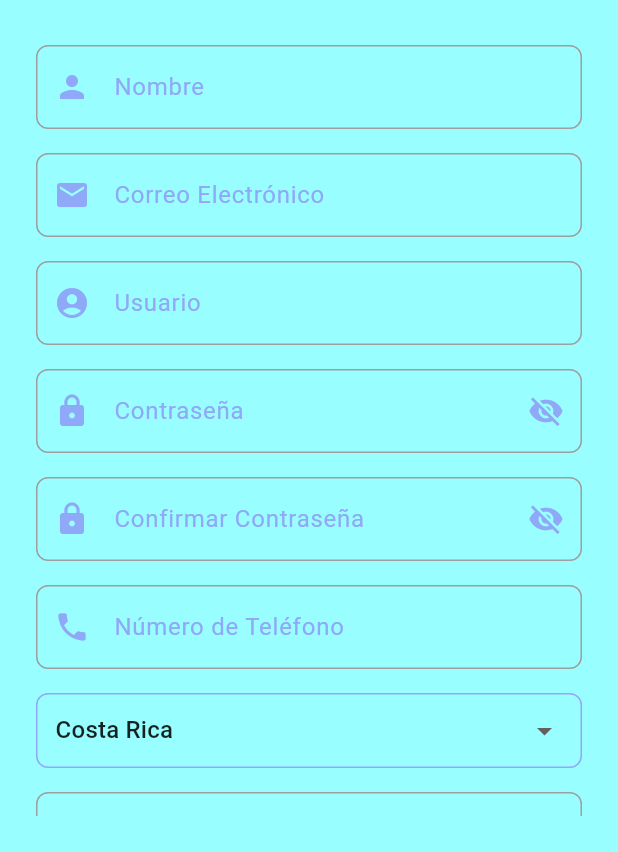
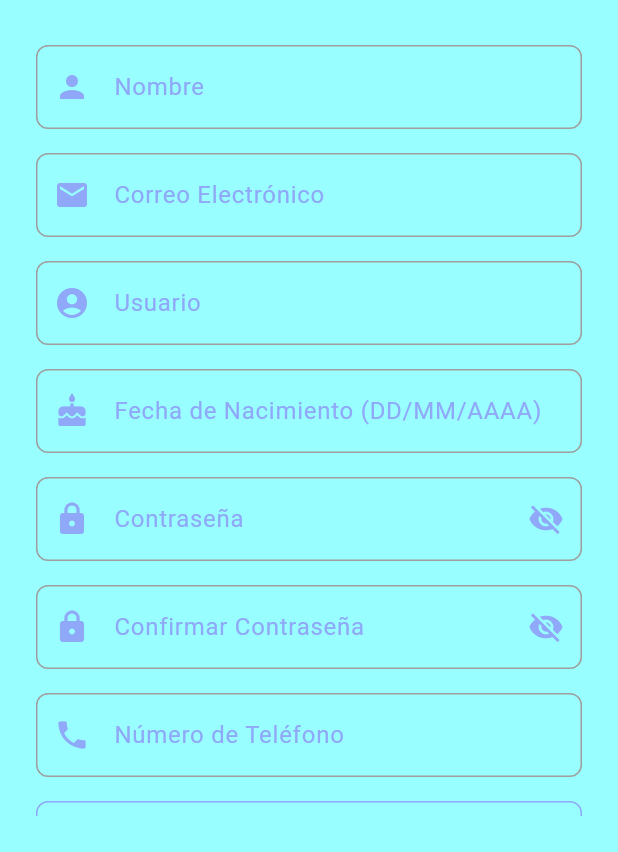
Before and after one commit to Rodiver-Baltodano/Proyect_IntelliHome, a Flutter app: the RegisterScreen screen opened by its route, on a phone screen of 412 x 824 dp, the part 384-1236 px from its top. Run offline on Flutter 3.47's test engine with Material 3 defaults, Android fonts, the phone set to English and light mode, and no system bars; our stand-ins replace flutter_colorpicker, image_picker; accounts and stored records are empty.

Commit message:
Ingresar tarjeta y fecha de nacimiento
- Se agrega el campo opcional para ingresar tarjeta de credito o debito
- Se hacen validaciones del formato de la tarjeta
- Se agrega el campo para introducir fecha de nacimiento
- Se hacen validaciones en el modulo registro para verificar que el usuario es mayor de edad

```diff
--- a/intellihome/lib/modules/autenticacion/models/usuario.dart
+++ b/intellihome/lib/modules/autenticacion/models/usuario.dart
@@ -32,6 +32,7 @@ class Usuario {
   final String? datosTargeta;        // Opcional
   final String? huellaBiometrica;    // Opcional
   final DateTime fechaRegistro;
+  final DateTime fechaNacimiento;
 
   // ========== PERSONALIZACIÓN (Tema y Estilo) ==========
   /// Tema del usuario: 'claro', 'medio', 'oscuro' (Default: 'medio')
@@ -66,6 +67,7 @@ class Usuario {
     this.codigoRecuperacion,
     this.codigoExpira,
     required this.fechaRegistro,
+    required this.fechaNacimiento,
     this.tema = 'medio',
     this.estilo = 'aventurero',
     this.colorPrimarioARGB,
@@ -95,6 +97,9 @@ class Usuario {
           ? DateTime.parse(json['codigoExpira'])
           : null,
       fechaRegistro: DateTime.parse(json['fechaRegistro'] as String),
+        fechaNacimiento: json['fechaNacimiento'] != null
+          ? DateTime.parse(json['fechaNacimiento'] as String)
+          : DateTime(2000, 1, 1),
       tema: json['tema'] ?? 'medio',
       estilo: json['estilo'] ?? 'aventurero',
       colorPrimarioARGB: json['colorPrimarioARGB'],
@@ -123,6 +128,7 @@ class Usuario {
       'codigoRecuperacion': codigoRecuperacion,
       'codigoExpira': codigoExpira?.toIso8601String(),
       'fechaRegistro': fechaRegistro.toIso8601String(),
+      'fechaNacimiento': fechaNacimiento.toIso8601String(),
       'tema': tema,
       'estilo': estilo,
       'colorPrimarioARGB': colorPrimarioARGB,
--- a/intellihome/lib/screens/auth/register_screen.dart
+++ b/intellihome/lib/screens/auth/register_screen.dart
@@ -22,13 +22,19 @@ class _RegisterScreenState extends State<RegisterScreen> {
   final _confirmarContrasenaController = TextEditingController();
   final _telefonoController = TextEditingController();
   final _ibanController = TextEditingController();
+  final _fechaNacimientoController = TextEditingController();
+  final _cardNumberController = TextEditingController();
+  final _cardExpiryController = TextEditingController();
+  final _cardCvvController = TextEditingController();
 
   String _nacionalidadSeleccionada = 'Costa Rica';
   bool _aceptaTerminos = false;
   bool _mostrarContrasena = false;
   bool _mostrarConfirmarContrasena = false;
+  bool _mostrarTarjeta = false;
   File? _imagenPerfil;
   String? _rutaFoto;
+  DateTime? _fechaNacimiento;
 
   late RegistroServicio _registroServicio;
   bool _inicializado = false;
@@ -61,6 +67,10 @@ class _RegisterScreenState extends State<RegisterScreen> {
     _confirmarContrasenaController.dispose();
     _telefonoController.dispose();
     _ibanController.dispose();
+    _fechaNacimientoController.dispose();
+    _cardNumberController.dispose();
+    _cardExpiryController.dispose();
+    _cardCvvController.dispose();
     super.dispose();
   }
 
@@ -89,6 +99,14 @@ class _RegisterScreenState extends State<RegisterScreen> {
       _cargando = true;
       _erroresValidacion = {};
     });
+
+    if (_fechaNacimiento == null) {
+      setState(() {
+        _erroresValidacion['fechaNacimiento'] = 'Selecciona tu fecha de nacimiento';
+        _cargando = false;
+      });
+      return;
+    }
 
     // Validar que las contraseñas coincidan
     if (_contrasenaController.text != _confirmarContrasenaController.text) {
@@ -121,6 +139,10 @@ class _RegisterScreenState extends State<RegisterScreen> {
         numeroIBAN: _ibanController.text.trim(),
         fotoPerfil: fotoPerfil,
         aceptaTerminos: _aceptaTerminos,
+        fechaNacimiento: _fechaNacimiento!,
+        numeroTarjeta: _cardNumberController.text.trim(),
+        fechaExpiracion: _cardExpiryController.text.trim(),
+        cvv: _cardCvvController.text.trim(),
       );
 
       if (resultado.exito) {
@@ -143,10 +165,16 @@ class _RegisterScreenState extends State<RegisterScreen> {
           _confirmarContrasenaController.clear();
           _telefonoController.clear();
           _ibanController.clear();
+          _fechaNacimientoController.clear();
+          _cardNumberController.clear();
+          _cardExpiryController.clear();
+          _cardCvvController.clear();
           setState(() {
             _imagenPerfil = null;
             _rutaFoto = null;
             _aceptaTerminos = false;
+            _fechaNacimiento = null;
+            _mostrarTarjeta = false;
           });
 
           // Navegar a Personalización después de 2 segundos
@@ -263,6 +291,27 @@ class _RegisterScreenState extends State<RegisterScreen> {
     );
   }
 
+  Future<void> _seleccionarFechaNacimiento() async {
+    final hoy = DateTime.now();
+    final fechaInicial = DateTime(hoy.year - 18, hoy.month, hoy.day);
+    final seleccion = await showDatePicker(
+      context: context,
+      initialDate: fechaInicial,
+      firstDate: DateTime(1900, 1, 1),
+      lastDate: hoy,
+    );
+
+    if (seleccion != null) {
+      setState(() {
+        _fechaNacimiento = seleccion;
+        final dia = seleccion.day.toString().padLeft(2, '0');
+        final mes = seleccion.month.toString().padLeft(2, '0');
+        _fechaNacimientoController.text = '$dia/$mes/${seleccion.year}';
+        _erroresValidacion.remove('fechaNacimiento');
+      });
+    }
+  }
+
   /// Construye un TextField con validación visual
   Widget _buildTextField({
     required TextEditingController controller,
@@ -271,6 +320,8 @@ class _RegisterScreenState extends State<RegisterScreen> {
     TextInputType keyboardType = TextInputType.text,
     bool obscureText = false,
     IconData? icon,
+    bool readOnly = false,
+    VoidCallback? onTap,
   }) {
     final tieneError = _erroresValidacion.containsKey(fieldKey);
 
@@ -281,6 +332,8 @@ class _RegisterScreenState extends State<RegisterScreen> {
           controller: controller,
           obscureText: obscureText,
           keyboardType: keyboardType,
+          readOnly: readOnly,
+          onTap: onTap,
           decoration: InputDecoration(
             labelText: label,
             labelStyle: TextStyle(
@@ -478,6 +531,17 @@ class _RegisterScreenState extends State<RegisterScreen> {
               ),
               const SizedBox(height: 16),
 
+              // Fecha de nacimiento
+              _buildTextField(
+                controller: _fechaNacimientoController,
+                label: 'Fecha de Nacimiento (DD/MM/AAAA)',
+                fieldKey: 'fechaNacimiento',
+                icon: Icons.cake,
+                readOnly: true,
+                onTap: _seleccionarFechaNacimiento,
+              ),
+              const SizedBox(height: 16),
+
               // Campo de contraseña
               _buildPasswordField(
                 controller: _contrasenaController,
@@ -548,6 +612,67 @@ class _RegisterScreenState extends State<RegisterScreen> {
                 fieldKey: 'numeroIBAN',
                 icon: Icons.credit_card,
               ),
+              const SizedBox(height: 16),
+
+              // Tarjeta de crédito/débito (opcional)
+              Container(
+                decoration: BoxDecoration(
+                  border: Border.all(color: AppColors.secondaryColor.withOpacity(0.3)),
+                  borderRadius: BorderRadius.circular(8),
+                ),
+                child: ExpansionTile(
+                  title: const Text('Agregar tarjeta de crédito/débito (opcional)'),
+                  trailing: Icon(_mostrarTarjeta ? Icons.expand_less : Icons.expand_more),
+                  initiallyExpanded: _mostrarTarjeta,
+                  onExpansionChanged: (expanded) {
+                    setState(() {
+                      _mostrarTarjeta = expanded;
+                    });
+                  },
+                  childrenPadding: const EdgeInsets.symmetric(horizontal: 16, vertical: 8),
+                  children: [
+                    _buildTextField(
+                      controller: _cardNumberController,
+                      label: 'Número de tarjeta',
+                      fieldKey: 'numeroTarjeta',
+                      keyboardType: TextInputType.number,
+                      icon: Icons.credit_card,
+                    ),
+                    const SizedBox(height: 12),
+                    Row(
+                      children: [
+                        Expanded(
+                          child: _buildTextField(
+                            controller: _cardExpiryController,
+                            label: 'Expiración (MM/AA)',
+                            fieldKey: 'fechaExpiracion',
+                            keyboardType: TextInputType.datetime,
+                            icon: Icons.date_range,
+                          ),
+                        ),
+                        const SizedBox(width: 12),
+                        Expanded(
+                          child: _buildTextField(
+                            controller: _cardCvvController,
+                            label: 'CVV',
+                            fieldKey: 'cvv',
+                            keyboardType: TextInputType.number,
+                            icon: Icons.lock_outline,
+                          ),
+                        ),
+                      ],
+                    ),
+                    const SizedBox(height: 8),
+                    Text(
+                      'Los datos de tarjeta son opcionales. No se guarda el CVV, solo los últimos 4 dígitos y la expiración.',
+                      style: Theme.of(context).textTheme.bodySmall?.copyWith(color: AppColors.textSecondaryColor),
+                    ),
+                    const SizedBox(height: 8),
+                  ],
+                ),
+              ),
+              const SizedBox(height: 24),
+
               const SizedBox(height: 30),
 
               // Botón de registrar
```
Also changed, not shown: intellihome/lib/modules/autenticacion/services/registro_service.dart (+55 -3 lines), intellihome/lib/modules/autenticacion/validators/validators.dart (+7 -0 lines), intellihome/lib/pruebas_integradas.dart (+7 -1 lines).
